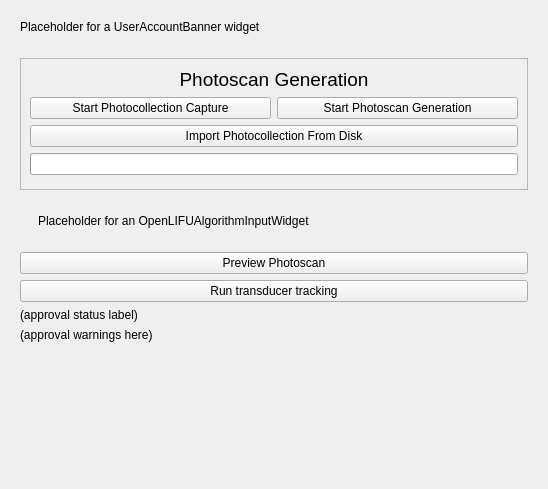
Qt form OpenLIFUTransducerTracker/Resources/UI/OpenLIFUTransducerTracker.ui (OpenwaterHealth/SlicerOpenLIFU) before a commit.
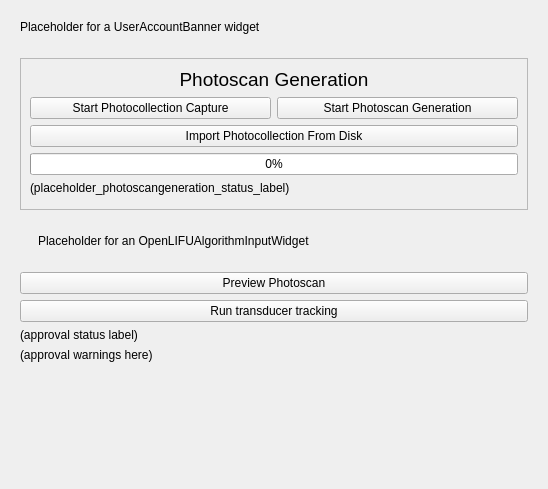
The same form after that commit. Custom widgets are drawn as their Qt base class.

Commit message: Connect photoscan generation progress bar and add status message (#264)

```diff
--- a/OpenLIFUTransducerTracker/Resources/UI/OpenLIFUTransducerTracker.ui
+++ b/OpenLIFUTransducerTracker/Resources/UI/OpenLIFUTransducerTracker.ui
@@ -101,7 +101,17 @@
             <number>0</number>
            </property>
            <property name="textVisible">
-            <bool>false</bool>
+            <bool>true</bool>
+           </property>
+          </widget>
+         </item>
+         <item>
+          <widget class="QLabel" name="photoscanGenerationStatusMessage">
+           <property name="text">
+            <string>(placeholder_photoscangeneration_status_label)</string>
+           </property>
+           <property name="wordWrap">
+            <bool>true</bool>
            </property>
           </widget>
          </item>
```
The commit also changes 1 other file.
